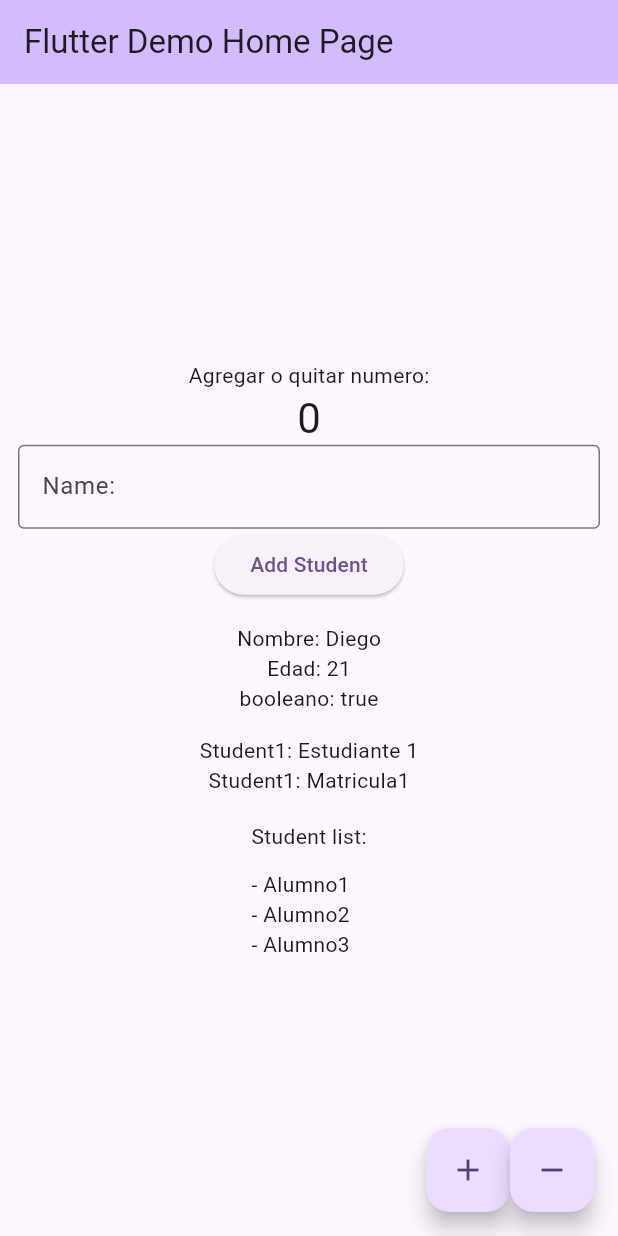
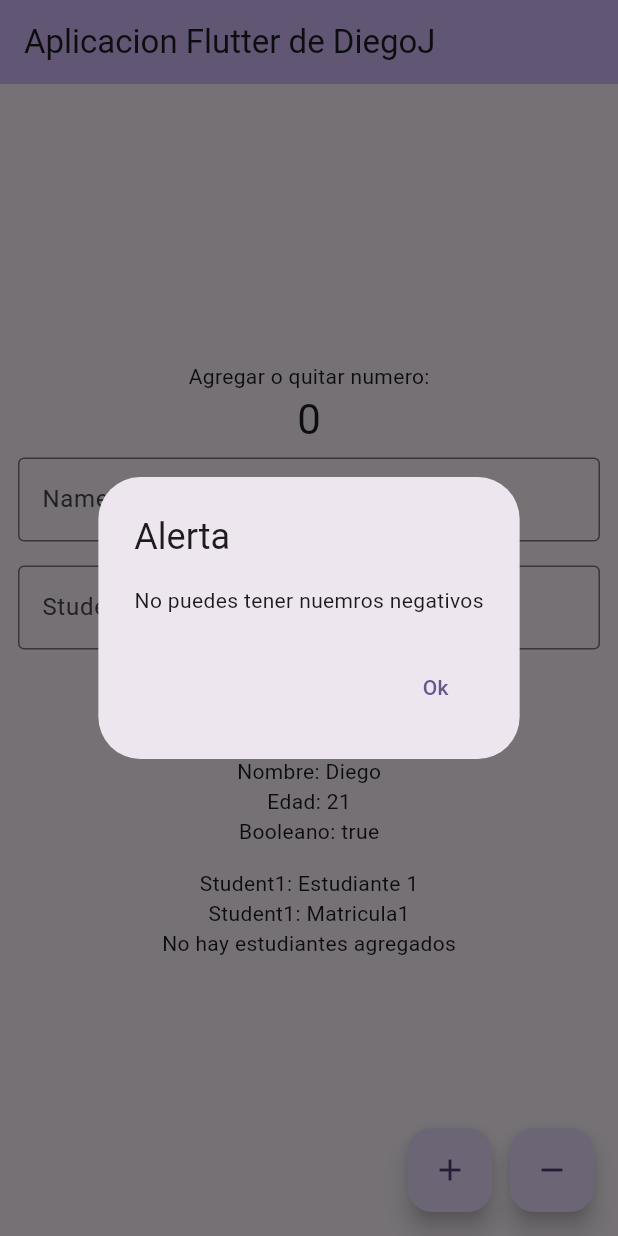
Before and after one commit to DiegoJesusP/des-mov-djhp, a Flutter app: the MyHomePage screen opened directly, after a tap on the "remove" icon, on a phone screen of 412 x 824 dp. Run offline on Flutter 3.47's test engine with Material 3 defaults, Android fonts, the phone set to English and light mode, and no system bars.

Commit message:
[UPDATE] se modificaron las clases Person y Student para poder agregar Alumnos, tambien se adapto el Main para poder crear a los alumnos correctamtne

```diff
--- a/flutter_application_1/lib/Person.dart
+++ b/flutter_application_1/lib/Person.dart
@@ -1,5 +1,6 @@
 class Person {
   String name;
+  String studentId;
 
-  Person(this.name);
+  Person(this.name, this.studentId);
 }
--- a/flutter_application_1/lib/Student.dart
+++ b/flutter_application_1/lib/Student.dart
@@ -1,7 +1,7 @@
 import 'package:flutter_application_1/person.dart';
 
 class Student extends Person{
-  String studentId;
 
-  Student( String name, this.studentId) : super(name);
+  Student(String name, String studentId):super(name, studentId);
+
 }
--- a/flutter_application_1/lib/main.dart
+++ b/flutter_application_1/lib/main.dart
@@ -1,4 +1,3 @@
-
 import 'package:flutter/material.dart';
 import 'package:flutter_application_1/Student.dart';
 
@@ -9,45 +8,20 @@ void main() {
 class MyApp extends StatelessWidget {
   const MyApp({super.key});
 
-  // This widget is the root of your application.
   @override
   Widget build(BuildContext context) {
     return MaterialApp(
       title: 'Flutter Demo',
       theme: ThemeData(
-        // This is the theme of your application.
-        //
-        // TRY THIS: Try running your application with "flutter run". You'll see
-        // the application has a purple toolbar. Then, without quitting the app,
-        // try changing the seedColor in the colorScheme below to Colors.green
-        // and then invoke "hot reload" (save your changes or press the "hot
-        // reload" button in a Flutter-supported IDE, or press "r" if you used
-        // the command line to start the app).
-        //
-        // Notice that the counter didn't reset back to zero; the application
-        // state is not lost during the reload. To reset the state, use hot
-        // restart instead.
-        //
-        // This works for code too, not just values: Most code changes can be
-        // tested with just a hot reload.
         colorScheme: ColorScheme.fromSeed(seedColor: Colors.deepPurple),
       ),
-      home: const MyHomePage(title: 'Flutter Demo Home Page'),
+      home: const MyHomePage(title: 'Aplicacion Flutter de DiegoJ'),
     );
   }
 }
 
 class MyHomePage extends StatefulWidget {
   const MyHomePage({super.key, required this.title});
-
-  // This widget is the home page of your application. It is stateful, meaning
-  // that it has a State object (defined below) that contains fields that affect
-  // how it looks.
-
-  // This class is the configuration for the state. It holds the values (in this
-  // case the title) provided by the parent (in this case the App widget) and
-  // used by the build method of the State. Fields in a Widget subclass are
-  // always marked "final".
 
   final String title;
 
@@ -61,91 +35,98 @@ class _MyHomePageState extends State<MyHomePage> {
   int edad = 21;
   bool variable = true;
 
-  final List<String> students = ["Alumno1", "Alumno2", "Alumno3"];
+  final TextEditingController _txtNameCTRL = TextEditingController();
+  final TextEditingController _txtStudentIdCTRL = TextEditingController();
+
   final Student student = Student("Estudiante 1", "Matricula1");
 
-  TextEditingController _txtName = TextEditingController();
+  // Lista de estudiantes
+  List<Student> studentList = [];
 
   void _incrementCounter() {
     setState(() {
-      // This call to setState tells the Flutter framework that something has
-      // changed in this State, which causes it to rerun the build method below
-      // so that the display can reflect the updated values. If we changed
-      // _counter without calling setState(), then the build method would not be
-      // called again, and so nothing would appear to happen.
       _counter++;
     });
   }
 
   void _decrementCounter() {
-    if (_counter > 0) {
+    if (_counter <= 0) {
+      _showMyDialog();
+    } else {
       setState(() {
         _counter--;
       });
     }
   }
 
-  Widget _getAllStudents(){
+  Widget _getAllStudents() {
+    if (studentList.isEmpty) {
+      return const Text("No hay estudiantes agregados");
+    }
     return Column(
       crossAxisAlignment: CrossAxisAlignment.start,
       children: [
-        const SizedBox(height: 17,),
-        Text("Student list:"),
-        SizedBox(height: 12,),
-        ...students.map((n)=>Text("- $n")).toList()
+        const SizedBox(height: 12),
+        const Text("Student´s list:"),
+        const SizedBox(height: 12),
+        ...studentList.map((s) => Text("- ${s.name} (${s.studentId})")).toList(),
       ],
     );
   }
 
-  void _addStudendt(){
-    final name = _txtName.text.trim();
-    if(name.isEmpty){
+  void _addStudent() {
+    final name = _txtNameCTRL.text.trim();
+    final studentId = _txtStudentIdCTRL.text.trim();
+
+    if (name.isEmpty || studentId.isEmpty) {
       ScaffoldMessenger.of(context).showSnackBar(
-        SnackBar(content: Text("Please writte something"))
+        const SnackBar(content: Text("El nombre y el ID no pueden estar vacíos")),
       );
       return;
     }
     setState(() {
-      students.add(name);
+      studentList.add(Student(name, studentId));
     });
-    _txtName.clear();
+    _txtNameCTRL.clear();
+    _txtStudentIdCTRL.clear();
+  }
+
+  Future<void> _showMyDialog() async {
+    return showDialog<void>(
+      context: context,
+      barrierDismissible: false,
+      builder: (BuildContext context) {
+        return AlertDialog(
+          title: const Text('Alerta'),
+          content: const SingleChildScrollView(
+            child: ListBody(
+              children: <Widget>[
+                Text('No puedes tener nuemros negativos'),
+              ],
+            ),
+          ),
+          actions: <Widget>[
+            TextButton(
+              child: const Text('Ok'),
+              onPressed: () {
+                Navigator.of(context).pop();
+              },
+            ),
+          ],
+        );
+      },
+    );
   }
 
   @override
   Widget build(BuildContext context) {
-    // This method is rerun every time setState is called, for instance as done
-    // by the _incrementCounter method above.
-    //
-    // The Flutter framework has been optimized to make rerunning build methods
-    // fast, so that you can just rebuild anything that needs updating rather
-    // than having to individually change instances of widgets.
     return Scaffold(
       appBar: AppBar(
-        // TRY THIS: Try changing the color here to a specific color (to
-        // Colors.amber, perhaps?) and trigger a hot reload to see the AppBar
-        // change color while the other colors stay the same.
         backgroundColor: Theme.of(context).colorScheme.inversePrimary,
-        // Here we take the value from the MyHomePage object that was created by
-        // the App.build method, and use it to set our appbar title.
         title: Text(widget.title),
       ),
       body: Center(
-        // Center is a layout widget. It takes a single child and positions it
-        // in the middle of the parent.
         child: Column(
-          // Column is also a layout widget. It takes a list of children and
-          // arranges them vertically. By default, it sizes itself to fit its
-          // children horizontally, and tries to be as tall as its parent.
-          //
-          // Column has various properties to control how it sizes itself and
-          // how it positions its children. Here we use mainAxisAlignment to
-          // center the children vertically; the main axis here is the vertical
-          // axis because Columns are vertical (the cross axis would be
-          // horizontal).
-          //
-          // TRY THIS: Invoke "debug painting" (choose the "Toggle Debug Paint"
-          // action in the IDE, or press "p" in the console), to see the
-          // wireframe for each widget.
           mainAxisAlignment: MainAxisAlignment.center,
           children: <Widget>[
             const Text('Agregar o quitar numero:'),
@@ -153,41 +134,57 @@ class _MyHomePageState extends State<MyHomePage> {
               '$_counter',
               style: Theme.of(context).textTheme.headlineMedium,
             ),
-            Padding(padding: EdgeInsets.symmetric(horizontal: 12),
-            child: TextField(
-              controller: _txtName,
-              decoration: InputDecoration(
-                labelText: "Name: ",
-                border: OutlineInputBorder()
-              ),
+            Padding(
+              padding: const EdgeInsets.symmetric(horizontal: 12, vertical: 8),
+              child: TextField(
+                controller: _txtNameCTRL,
+                decoration: const InputDecoration(
+                  labelText: "Name: ",
+                  border: OutlineInputBorder(),
+                ),
               ),
             ),
-            Padding(padding: EdgeInsets.symmetric(horizontal: 12),
-            child: ElevatedButton(onPressed: _addStudendt, child: Text("Add Student")),
+            Padding(
+              padding: const EdgeInsets.symmetric(horizontal: 12, vertical: 8),
+              child: TextField(
+                controller: _txtStudentIdCTRL,
+                decoration: const InputDecoration(
+                  labelText: "Student Id: ",
+                  border: OutlineInputBorder(),
+                ),
+              ),
             ),
-            SizedBox(height: 15),
+            Padding(
+              padding: const EdgeInsets.symmetric(horizontal: 12),
+              child: ElevatedButton(
+                onPressed: _addStudent,
+                child: const Text("Add Student"),
+              ),
+            ),
+            const SizedBox(height: 15),
             Text('Nombre: $name'),
             Text('Edad: $edad'),
-            Text('booleano: $variable'),
-            SizedBox(height: 15,),
+            Text('Booleano: $variable'),
+            const SizedBox(height: 15),
             Text("Student1: ${student.name}"),
             Text("Student1: ${student.studentId}"),
-            _getAllStudents()
+            _getAllStudents(),
           ],
         ),
       ),
       floatingActionButton: Row(
         mainAxisAlignment: MainAxisAlignment.end,
         children: [
-          SizedBox(height: 20),
+          const SizedBox(height: 20),
           FloatingActionButton(
             onPressed: _incrementCounter,
             tooltip: 'Increment',
             child: const Icon(Icons.add),
           ),
+          const SizedBox(width: 12),
           FloatingActionButton(
             onPressed: _decrementCounter,
-            tooltip: 'Increment',
+            tooltip: 'Decrement',
             child: const Icon(Icons.remove),
           ),
         ],
```
